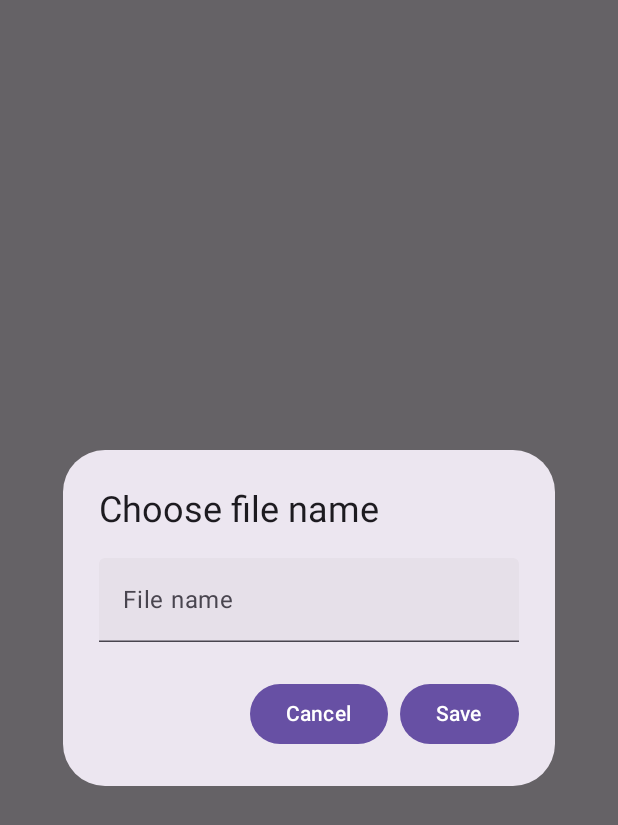
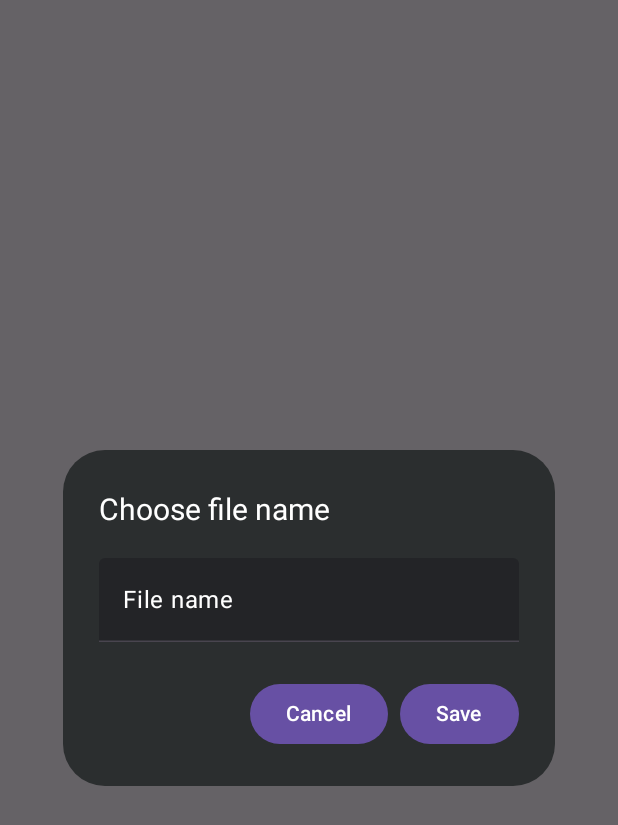
Before and after one commit to Magiclogon/Voice-Recorder, an Android app built with Jetpack Compose: the composable RenameTab called with empty values, on a phone screen of 412 x 824 dp. Shown: the top 825 px of the screen. Run offline under Robolectric (Android 15) with nearby library versions, the phone set to English and light mode, and no system bars.

Commit message:
Visual improvements

```diff
--- a/app/src/main/java/com/example/voicerecorder/RecordPage.kt
+++ b/app/src/main/java/com/example/voicerecorder/RecordPage.kt
@@ -19,6 +19,7 @@ import androidx.compose.material3.Button
 import androidx.compose.material3.ButtonDefaults
 import androidx.compose.material3.Text
 import androidx.compose.material3.TextField
+import androidx.compose.material3.TextFieldDefaults
 import androidx.compose.runtime.Composable
 import androidx.compose.runtime.collectAsState
 import androidx.compose.runtime.getValue
@@ -35,6 +36,8 @@ import androidx.compose.ui.unit.sp
 import androidx.lifecycle.ViewModel
 import androidx.lifecycle.ViewModelProvider
 import androidx.lifecycle.viewmodel.compose.viewModel
+import com.example.voicerecorder.ui.theme.DarkShark
+import com.example.voicerecorder.ui.theme.Shark
 
 @Composable
 fun RecordPage(
@@ -142,14 +145,31 @@ fun RenameTab(
                 Text("Cancel")
             }
         },
-        title = {Text("Choose file name")},
+        title = {
+            Text(
+                text ="Choose file name",
+                color = Color.White,
+                fontSize = 20.sp
+            )
+        },
         text = {
             TextField(
                 value = fileName,
                 onValueChange = onRename,
                 singleLine = true,
                 label = {Text("File name")},
+                colors = TextFieldDefaults.colors(
+                    focusedTextColor = Color.White,
+                    unfocusedTextColor = Color.White,
+                    focusedContainerColor = DarkShark,
+                    unfocusedContainerColor = DarkShark,
+                    focusedIndicatorColor = Color.Gray,
+                    cursorColor = Color.White,
+                    focusedLabelColor = Color.White,
+                    unfocusedLabelColor = Color.White
+                )
             )
-        }
+        },
+        containerColor = Shark,
     )
 }
```
Also changed, not shown: app/src/main/java/com/example/voicerecorder/MainActivity.kt (+13 -4 lines), app/src/main/java/com/example/voicerecorder/RecordingsPage.kt (+9 -3 lines), 2 other files.
